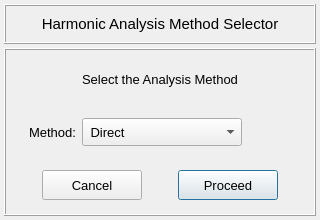
open-pulse/OpenPulse, file pulse/interface/data/ui_files/analysis/general/harmonic_analysis_method.ui: the form before one commit.
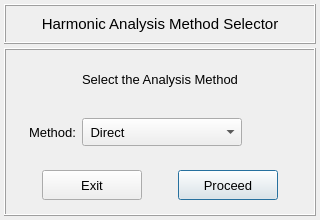
The form after the commit. Icons and pictures are not drawn.

Commit message: Replace the button text "Cancel" by "Exit"

```diff
--- a/pulse/interface/data/ui_files/analysis/general/harmonic_analysis_method.ui
+++ b/pulse/interface/data/ui_files/analysis/general/harmonic_analysis_method.ui
@@ -521,7 +521,7 @@
             <string notr="true"/>
            </property>
            <property name="text">
-            <string>Cancel</string>
+            <string>Exit</string>
            </property>
           </widget>
          </item>
```
Left out of the diff: 2 changed lines with no effect on the pictures. The commit also changes 2 other files.
